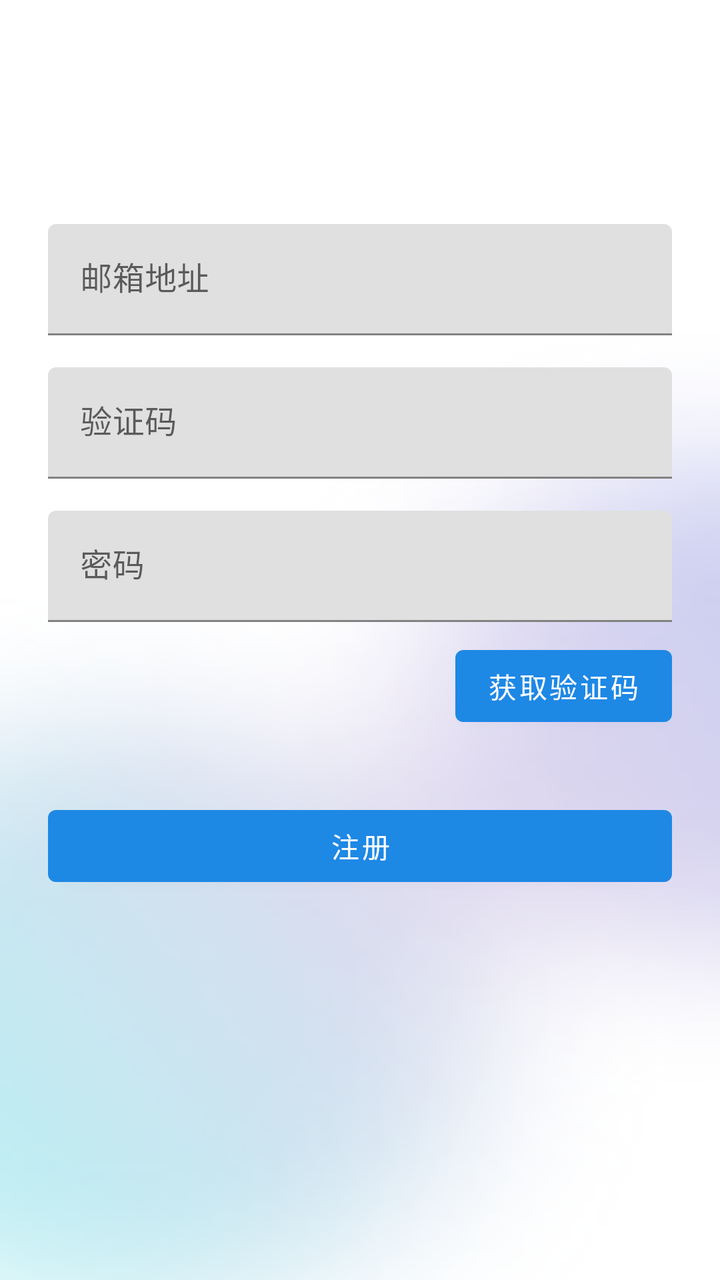
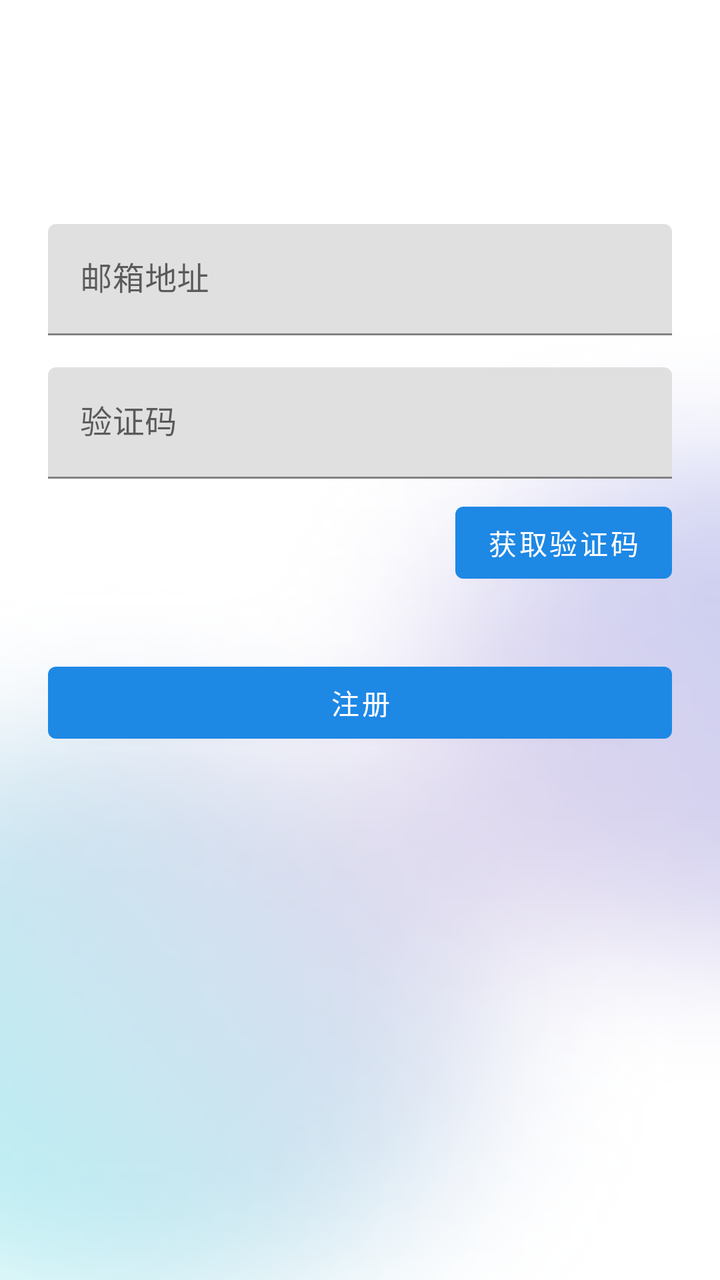

Before-and-after screenshots of an Android layout around one commit, followed by the original layout XML and the change that was made.
<!-- AndroidManifest.xml: application theme Theme.InsightNewsAndroid -->
<!-- res/layout/activity_register.xml -->
<?xml version="1.0" encoding="utf-8"?>
<LinearLayout xmlns:android="http://schemas.android.com/apk/res/android"
    android:layout_width="match_parent"
    android:layout_height="match_parent"
    android:orientation="vertical"
    android:padding="24dp"
    android:background="@drawable/bg_login">

    <com.google.android.material.appbar.MaterialToolbar
        android:id="@+id/toolbar"
        android:layout_width="match_parent"
        android:layout_height="?attr/actionBarSize"
        android:title="注册" />

    
    <com.google.android.material.textfield.TextInputLayout
        android:layout_width="match_parent"
        android:layout_height="wrap_content"
        android:layout_marginTop="32dp"
        android:hint="邮箱地址">

        <com.google.android.material.textfield.TextInputEditText
            android:id="@+id/editEmail"
            android:layout_width="match_parent"
            android:layout_height="wrap_content"
            android:inputType="textEmailAddress" />

    </com.google.android.material.textfield.TextInputLayout>

    <com.google.android.material.textfield.TextInputLayout
        android:layout_width="match_parent"
        android:layout_height="wrap_content"
        android:layout_marginTop="16dp"
        android:hint="验证码">

        <com.google.android.material.textfield.TextInputEditText
            android:id="@+id/editCode"
            android:layout_width="match_parent"
            android:layout_height="wrap_content"
            android:inputType="number" />

    </com.google.android.material.textfield.TextInputLayout>

    
    <com.google.android.material.textfield.TextInputLayout
        android:layout_width="match_parent"
        android:layout_height="wrap_content"
        android:layout_marginTop="16dp"
        android:hint="密码">

        <com.google.android.material.textfield.TextInputEditText
            android:id="@+id/editPassword"
            android:layout_width="match_parent"
            android:layout_height="wrap_content"
            android:inputType="textPassword" />

    </com.google.android.material.textfield.TextInputLayout>

    <Button
        android:id="@+id/btnGetCode"
        android:layout_width="wrap_content"
        android:layout_height="wrap_content"
        android:layout_gravity="end"
        android:layout_marginTop="8dp"
        android:text="获取验证码" />

    <Button
        android:id="@+id/btnRegister"
        android:layout_width="match_parent"
        android:layout_height="wrap_content"
        android:layout_marginTop="32dp"
        android:text="注册" />

</LinearLayout>
<!-- resources referenced by this layout -->
<resources>
  <!-- drawable bg_login: png bitmap (drawable, 320384 bytes) -->
  <style name="Theme.InsightNewsAndroid" parent="Theme.MaterialComponents.DayNight.DarkActionBar">
          
          <item name="colorPrimary">@color/blue_600</item>
          <item name="colorPrimaryVariant">@color/blue_700</item>
          <item name="colorOnPrimary">@color/white</item>
  
          
          <item name="colorSecondary">@color/blue_300</item>
          <item name="colorSecondaryVariant">@color/blue_400</item>
          <item name="colorOnSecondary">@color/black</item>
  
          
          <item name="android:statusBarColor">?attr/colorPrimaryVariant</item>
  
          
          <item name="android:windowBackground">@drawable/bg_loading</item>
      </style>
  <color name="blue_600">#1E88E5</color>
  <color name="blue_700">#1976D2</color>
  <color name="white">#FFFFFF</color>
  <color name="blue_300">#64B5F6</color>
  <color name="blue_400">#42A5F5</color>
  <color name="black">#000000</color>
  <!-- drawable bg_loading: jpg bitmap (drawable, 309895 bytes) -->
</resources>

<!-- the commit's change to res/layout/activity_register.xml (unified diff, before → after) -->
@@ -41,21 +41,6 @@
 
     </com.google.android.material.textfield.TextInputLayout>
 
-    
-    <com.google.android.material.textfield.TextInputLayout
-        android:layout_width="match_parent"
-        android:layout_height="wrap_content"
-        android:layout_marginTop="16dp"
-        android:hint="密码">
-
-        <com.google.android.material.textfield.TextInputEditText
-            android:id="@+id/editPassword"
-            android:layout_width="match_parent"
-            android:layout_height="wrap_content"
-            android:inputType="textPassword" />
-
-    </com.google.android.material.textfield.TextInputLayout>
-
     <Button
         android:id="@+id/btnGetCode"
         android:layout_width="wrap_content"
